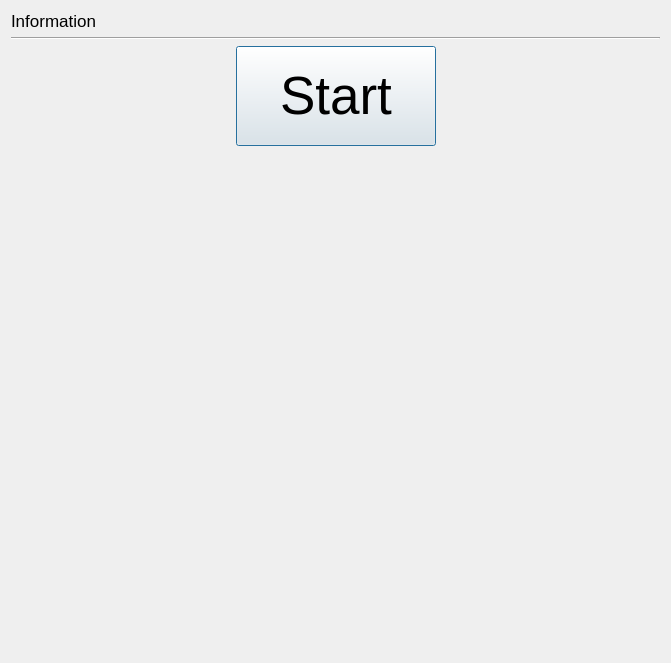
Above: Pointing_exp.ui from ITT-21SS-UR/assignment-04-ma before the change. Below: the same form after it.
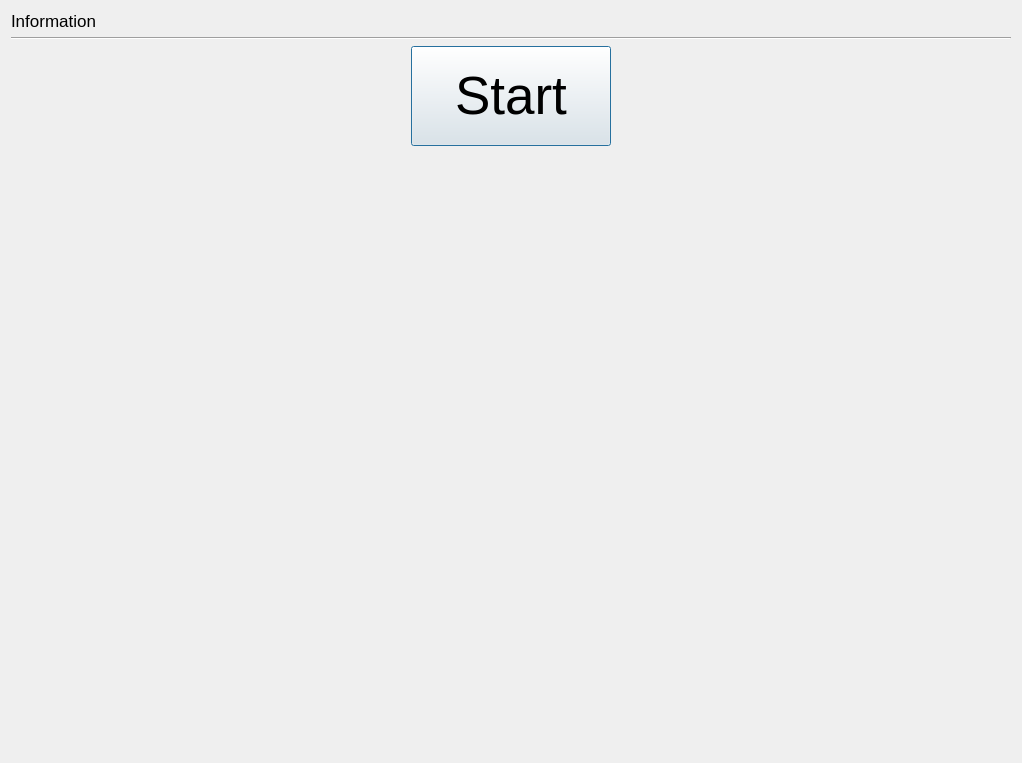
That is the form after the change.

Commit message: canvas is drawing target...

Diff of the .ui file:
```diff
--- a/Pointing_exp.ui
+++ b/Pointing_exp.ui
@@ -108,8 +108,8 @@
        </property>
        <property name="minimumSize">
         <size>
-         <width>649</width>
-         <height>500</height>
+         <width>1000</width>
+         <height>600</height>
         </size>
        </property>
        <property name="maximumSize">
```
The commit also changes 1 other file.
